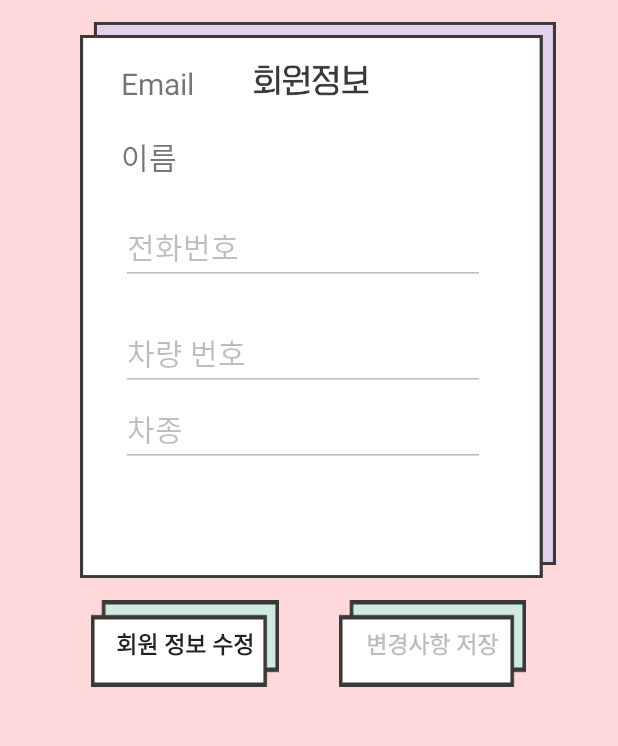
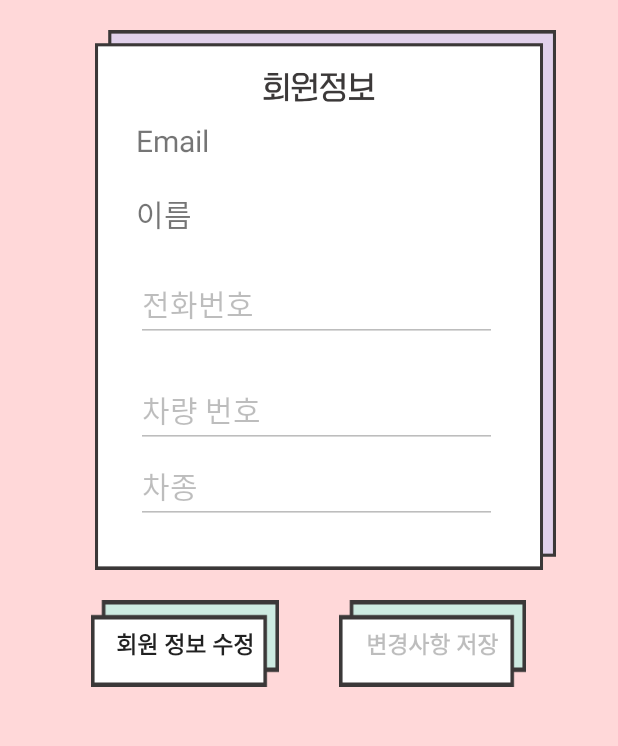
Before and after one commit to drather/FirebaseTest01, an Android app: the ProfileActivity screen opened directly, with no data from a screen before it, on a phone screen of 412 x 824 dp, the part 299-1045 px from its top. Run offline under Robolectric (Android 15) with nearby library versions, the phone set to English and light mode, and no system bars; our stand-ins replace Firebase (no records; nobody signed in at launch, a user with empty details on screens opened directly); 7 statements that could not run were skipped.

Commit message:
activity_profile xml수정

```diff
--- a/app/src/main/res/layout/activity_profile.xml
+++ b/app/src/main/res/layout/activity_profile.xml
@@ -45,19 +45,18 @@
     <LinearLayout
         android:id="@+id/relativeLayout_img"
         android:layout_width="296dp"
-        android:layout_height="358dp"
+        android:layout_height="300dp"
         android:layout_alignParentStart="true"
         android:layout_alignParentLeft="true"
         android:layout_alignParentEnd="true"
         android:layout_alignParentRight="true"
-        android:layout_alignParentBottom="true"
         android:layout_gravity="center"
-        android:layout_marginStart="40dp"
-        android:layout_marginLeft="40dp"
-        android:layout_marginTop="0dp"
-        android:layout_marginEnd="51dp"
-        android:layout_marginRight="51dp"
-        android:layout_marginBottom="0dp"
+
+        android:layout_marginStart="50dp"
+        android:layout_marginLeft="48dp"
+        android:layout_marginTop="80dp"
+        android:layout_marginEnd="43dp"
+        android:layout_marginRight="43dp"
         android:orientation="vertical">
 
         <TextView
```
